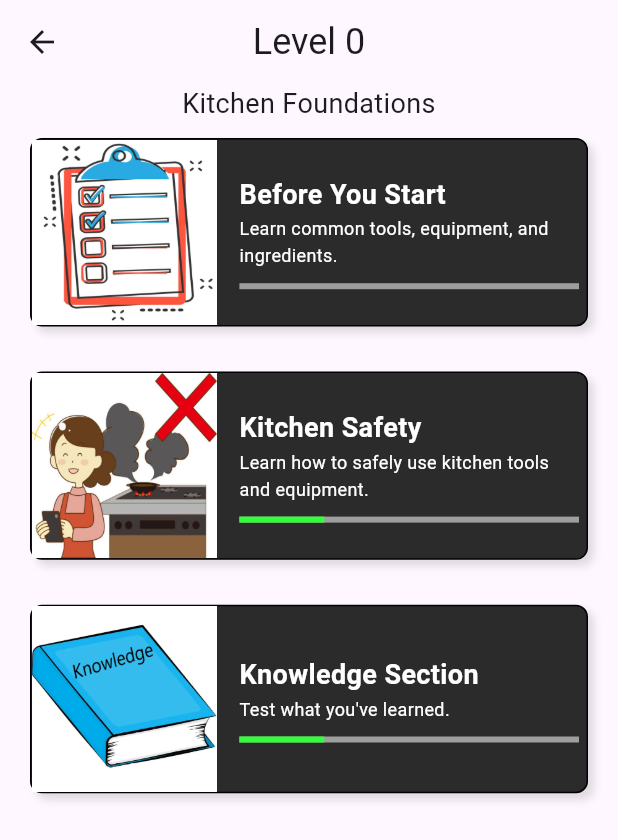
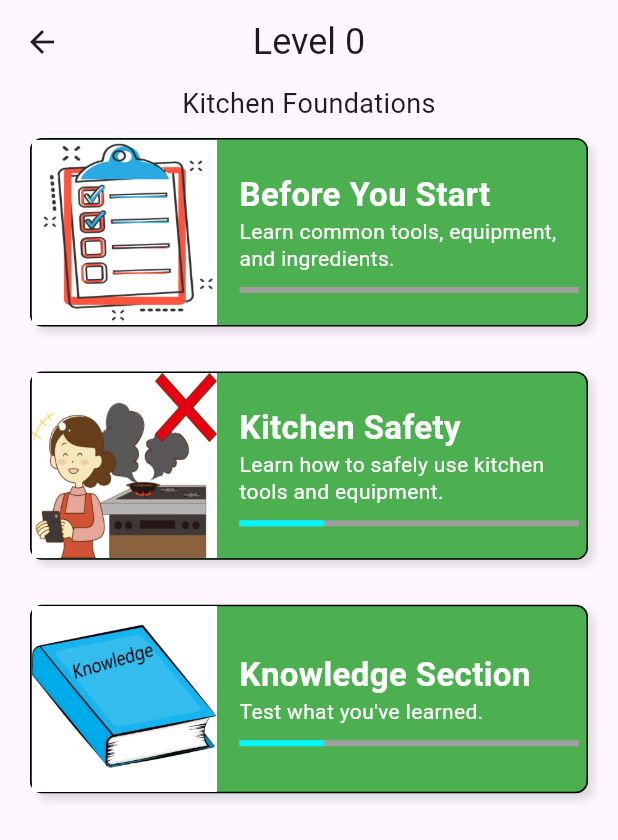
Before and after one commit to harishkiru/HelloChef, a Flutter app: the LessonScreen screen opened directly, after a tap on "Level 0", on a phone screen of 412 x 824 dp. Shown: the top 840 px of the screen. Run offline on Flutter 3.47's test engine with Material 3 defaults, Android fonts, the phone set to English and light mode, and no system bars; our stand-ins replace flutter_dotenv, sqflite, supabase_flutter; accounts and stored records are empty.

Commit message:
changed level/lesson screens to reflect the new colour theme

```diff
--- a/src/lib/components/lesson_level_card.dart
+++ b/src/lib/components/lesson_level_card.dart
@@ -27,7 +27,7 @@ class _LessonLevelCardState extends State<LessonLevelCard> {
           20,
         ),
         decoration: BoxDecoration(
-          color: const Color.fromARGB(255, 43, 43, 43),
+          color: Colors.green,
           borderRadius: BorderRadius.circular(8.0),
           border: Border.all(color: Colors.black, width: 1.0),
           boxShadow: const [
@@ -89,7 +89,7 @@ class _LessonLevelCardState extends State<LessonLevelCard> {
                     : Icons.circle_outlined,
                 color:
                     widget.level.isCompleted
-                        ? const Color.fromARGB(255, 3, 184, 64)
+                        ? const Color.fromARGB(255, 0, 247, 255)
                         : Colors.white,
                 size: 40.0,
               ),
--- a/src/lib/components/lesson_section_card.dart
+++ b/src/lib/components/lesson_section_card.dart
@@ -31,7 +31,7 @@ class _LessonSectionCardState extends State<LessonSectionCard> {
           20,
         ),
         decoration: BoxDecoration(
-          color: const Color.fromARGB(255, 43, 43, 43),
+          color: Colors.green,
           borderRadius: BorderRadius.circular(8.0),
           border: Border.all(color: Colors.black, width: 1.0),
           boxShadow: const [
@@ -64,7 +64,7 @@ class _LessonSectionCardState extends State<LessonSectionCard> {
                         Text(
                           widget.section.title,
                           style: const TextStyle(
-                            fontSize: 18,
+                            fontSize: 22,
                             fontWeight: FontWeight.bold,
                             color: Colors.white,
                           ),
@@ -73,7 +73,7 @@ class _LessonSectionCardState extends State<LessonSectionCard> {
                         Text(
                           widget.section.subtitle,
                           style: const TextStyle(
-                            fontSize: 12,
+                            fontSize: 14,
                             color: Colors.white,
                           ),
                           softWrap: true,
@@ -93,7 +93,7 @@ class _LessonSectionCardState extends State<LessonSectionCard> {
                                   : 0.25,
                           backgroundColor: Colors.grey,
                           valueColor: AlwaysStoppedAnimation<Color>(
-                            const Color.fromARGB(255, 50, 255, 57),
+                            const Color.fromARGB(255, 0, 247, 255),
                           ),
                         ),
                       ],
```
Also changed, not shown: src/lib/components/lesson_item_card.dart (+6 -3 lines).
